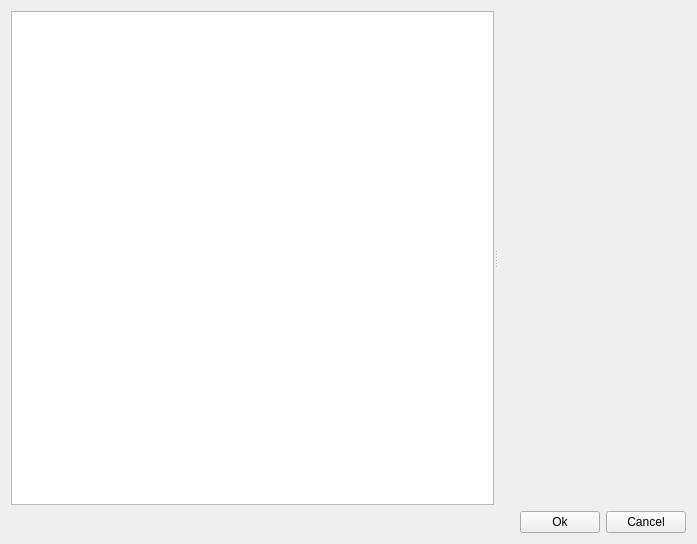
Qt form Tools/EditorFramework/Dialogs/AssetConfigsDlg.ui (ezEngine/ezEngine) before a commit.
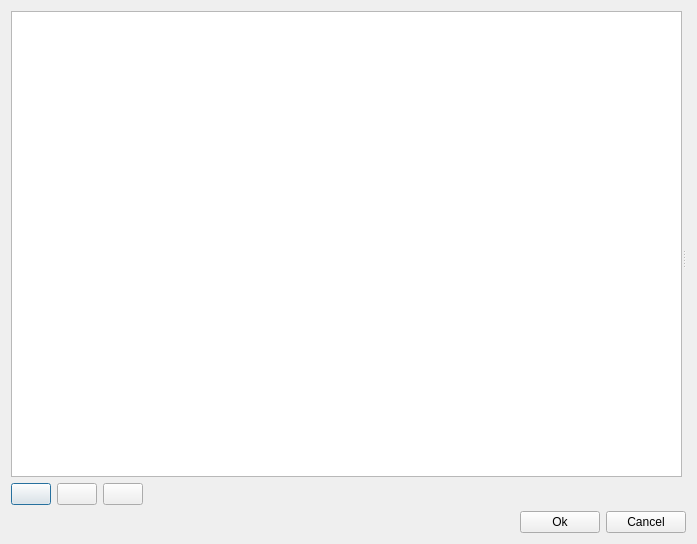
The same form after that commit. Icons and pictures are not drawn. Custom widgets are drawn as their Qt base class.

Commit message: * Slightly improved asset platform config dialog * Fixed crash bug in preferences dialog

```diff
--- a/Tools/EditorFramework/Dialogs/AssetConfigsDlg.ui
+++ b/Tools/EditorFramework/Dialogs/AssetConfigsDlg.ui
@@ -17,17 +17,76 @@
    <iconset resource="../QtResources/resources.qrc">
     <normaloff>:/EditorFramework/Icons/AssetConfigs16.png</normaloff>:/EditorFramework/Icons/AssetConfigs16.png</iconset>
   </property>
-  <layout class="QVBoxLayout" name="verticalLayout">
+  <layout class="QVBoxLayout" name="verticalLayout_3">
    <item>
     <widget class="QSplitter" name="splitter">
      <property name="orientation">
       <enum>Qt::Horizontal</enum>
      </property>
-     <property name="childrenCollapsible">
-      <bool>false</bool>
-     </property>
-     <widget class="ezQtDocumentTreeView" name="Tree"/>
-     <widget class="ezQtPropertyGridWidget" name="Properties" native="true"/>
+     <widget class="QWidget" name="">
+      <layout class="QVBoxLayout" name="verticalLayout">
+       <item>
+        <widget class="ezQtDocumentTreeView" name="Tree"/>
+       </item>
+       <item>
+        <layout class="QHBoxLayout" name="horizontalLayout_2">
+         <item>
+          <widget class="QPushButton" name="AddButton">
+           <property name="text">
+            <string/>
+           </property>
+           <property name="icon">
+            <iconset resource="../../../Code/Tools/GuiFoundation/QtResources/resources.qrc">
+             <normaloff>:/GuiFoundation/Icons/Add16.png</normaloff>:/GuiFoundation/Icons/Add16.png</iconset>
+           </property>
+          </widget>
+         </item>
+         <item>
+          <widget class="QPushButton" name="DeleteButton">
+           <property name="text">
+            <string/>
+           </property>
+           <property name="icon">
+            <iconset resource="../../../Code/Tools/GuiFoundation/QtResources/resources.qrc">
+             <normaloff>:/GuiFoundation/Icons/Delete16.png</normaloff>:/GuiFoundation/Icons/Delete16.png</iconset>
+           </property>
+          </widget>
+         </item>
+         <item>
+          <widget class="QPushButton" name="RenameButton">
+           <property name="text">
+            <string/>
+           </property>
+           <property name="icon">
+            <iconset resource="../../../Code/Tools/GuiFoundation/QtResources/resources.qrc">
+             <normaloff>:/GuiFoundation/Icons/Rename16.png</normaloff>:/GuiFoundation/Icons/Rename16.png</iconset>
+           </property>
+          </widget>
+         </item>
+         <item>
+          <spacer name="horizontalSpacer_2">
+           <property name="orientation">
+            <enum>Qt::Horizontal</enum>
+           </property>
+           <property name="sizeHint" stdset="0">
+            <size>
+             <width>40</width>
+             <height>20</height>
+            </size>
+           </property>
+          </spacer>
+         </item>
+        </layout>
+       </item>
+      </layout>
+     </widget>
+     <widget class="QWidget" name="">
+      <layout class="QVBoxLayout" name="verticalLayout_2">
+       <item>
+        <widget class="ezQtPropertyGridWidget" name="Properties" native="true"/>
+       </item>
+      </layout>
+     </widget>
     </widget>
    </item>
    <item>
```
The commit also changes 19 other files.
